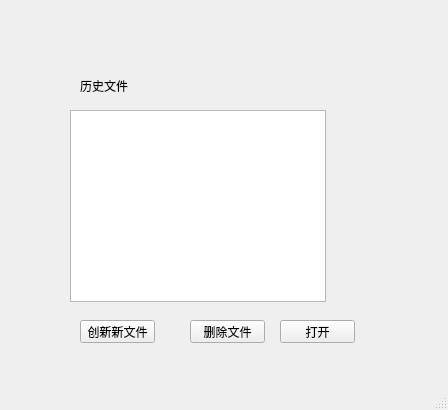
The window that sxw/gui/child_camera_storge.ui (Buct-king/ai-Project) describes before a commit, drawn with Qt 5.
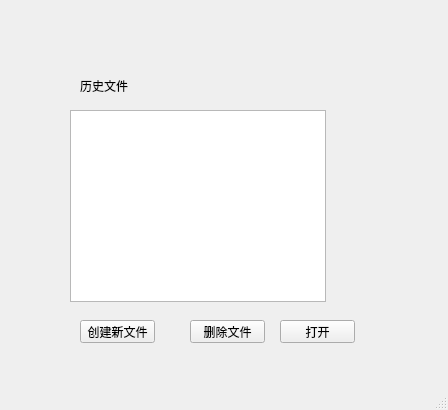
The same window after the commit.

Commit message: 修复直播存储子窗口创建新文件按钮文本错误

The edit to the form file:
```diff
--- a/sxw/gui/child_camera_storge.ui
+++ b/sxw/gui/child_camera_storge.ui
@@ -47,7 +47,7 @@
      </rect>
     </property>
     <property name="text">
-     <string>创新新文件</string>
+     <string>创建新文件</string>
     </property>
    </widget>
    <widget class="QPushButton" name="openHistoryFilePushButton">
```
Left out of the diff: 2 changed lines with no effect on the pictures. The commit also changes 1 other file.
